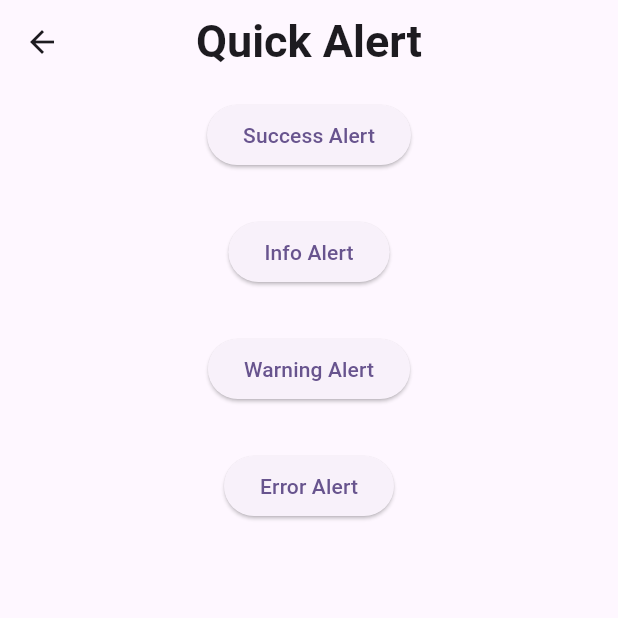
After one commit to methjaya/UtilityScripts, a Flutter app: the screen it shows after launch, after a tap on "Login Screen", after a tap on the "arrow back" icon, after a tap on "Quick Alert Screen", on a phone screen of 412 x 824 dp, the top half of it. The commit adds this screen. Run offline on Flutter 3.47's test engine with Material 3 defaults, Android fonts, the light colour scheme and no system bars; our stand-ins replace quickalert.

Commit message:
flutter tool

```diff
--- a/Flutter/gapp/lib/screens/home_screen/dashboard.dart
+++ b/Flutter/gapp/lib/screens/home_screen/dashboard.dart
@@ -2,6 +2,7 @@
 
 import 'package:flutter/material.dart';
 import 'package:gapp/screens/login_screen/login.dart';
+import 'package:gapp/screens/quick_alert_screen/alert_screen.dart';
 
 class Dashboard extends StatefulWidget {
   const Dashboard({super.key});
@@ -40,7 +41,13 @@ class _DashboardState extends State<Dashboard> {
             ),
             const SizedBox(height: 30),
             ElevatedButton(
-              onPressed: () {},
+              onPressed: () {
+                Navigator.of(context).pushReplacement(
+                  MaterialPageRoute(
+                    builder: (context) => Quick_Alert(),
+                  ),
+                );
+              },
               child: Text('Quick Alert Screen'),
             ),
             const SizedBox(height: 30),
--- a/Flutter/gapp/lib/screens/login_screen/login.dart
+++ b/Flutter/gapp/lib/screens/login_screen/login.dart
@@ -1,6 +1,7 @@
 // ignore_for_file: prefer_const_constructors, use_key_in_widget_constructors
 
 import 'package:flutter/material.dart';
+import 'package:gapp/screens/home_screen/dashboard.dart';
 
 class LoginScreen extends StatelessWidget {
   @override
@@ -8,6 +9,16 @@ class LoginScreen extends StatelessWidget {
     return Scaffold(
       appBar: AppBar(
         title: Text('Login'),
+        leading: IconButton(
+          icon: Icon(Icons.arrow_back),
+          onPressed: () {
+            Navigator.of(context).pushReplacement(
+              MaterialPageRoute(
+                builder: (context) => Dashboard(),
+              ),
+            );
+          },
+        ),
       ),
       body: Padding(
         padding: const EdgeInsets.all(16.0),
--- /dev/null
+++ b/Flutter/gapp/lib/screens/quick_alert_screen/alert_screen.dart
@@ -0,0 +1,89 @@
+import 'package:flutter/material.dart';
+import 'package:gapp/screens/home_screen/dashboard.dart';
+import 'package:quickalert/models/quickalert_type.dart';
+import 'package:quickalert/widgets/quickalert_dialog.dart';
+
+class Quick_Alert extends StatefulWidget {
+  const Quick_Alert({super.key});
+
+  @override
+  State<Quick_Alert> createState() => _Quick_AlertState();
+}
+
+class _Quick_AlertState extends State<Quick_Alert> {
+  @override
+  Widget build(BuildContext context) {
+    return Scaffold(
+      appBar: AppBar(
+        title: Text(
+          'Quick Alert',
+          style: TextStyle(
+            fontWeight: FontWeight.bold,
+            fontSize: 30,
+          ),
+        ),
+        centerTitle: true,
+        leading: IconButton(
+          icon: Icon(Icons.arrow_back),
+          onPressed: () {
+            Navigator.of(context).pushReplacement(
+              MaterialPageRoute(
+                builder: (context) => Dashboard(),
+              ),
+            );
+          },
+        ),
+      ),
+      body: Center(
+        child: Column(
+          children: [
+            const SizedBox(height: 10),
+            ElevatedButton(
+              onPressed: () {
+                QuickAlert.show(
+                  context: context,
+                  title: 'Success',
+                  type: QuickAlertType.success,
+                );
+              },
+              child: Text('Success Alert'),
+            ),
+            const SizedBox(height: 30),
+            ElevatedButton(
+              onPressed: () {
+                QuickAlert.show(
+                  context: context,
+                  title: 'Info',
+                  type: QuickAlertType.info,
+                );
+              },
+              child: Text('Info Alert'),
+            ),
+            const SizedBox(height: 30),
+            ElevatedButton(
+              onPressed: () {
+                QuickAlert.show(
+                  context: context,
+                  title: 'Warning',
+                  type: QuickAlertType.warning,
+                );
+              },
+              child: Text('Warning Alert'),
+            ),
+            const SizedBox(height: 30),
+            ElevatedButton(
+              onPressed: () {
+                QuickAlert.show(
+                  context: context,
+                  title: 'Error',
+                  type: QuickAlertType.error,
+                );
+              },
+              child: Text('Error Alert'),
+            ),
+          ],
+        ),
+      ),
+    );
+  }
+}
--- a/Flutter/gapp/pubspec.yaml
+++ b/Flutter/gapp/pubspec.yaml
@@ -35,6 +35,7 @@ dependencies:
   # The following adds the Cupertino Icons font to your application.
   # Use with the CupertinoIcons class for iOS style icons.
   cupertino_icons: ^1.0.8
+  quickalert: ^1.1.0
 
 dev_dependencies:
   flutter_test:
```
Also changed, not shown: Flutter/gapp/pubspec.lock.
